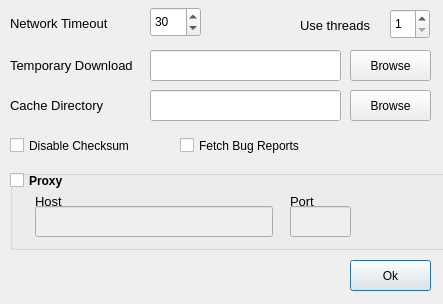
The window that apt_offline_gui/AptOfflineQtFetchOptions.ui (rickysarraf/apt-offline) describes before a commit, drawn with Qt 5.
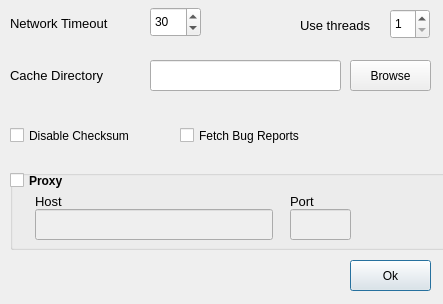
The same window after the commit. Icons and pictures are not drawn.

Commit message: Add support for downloads to directory also

```diff
--- a/apt_offline_gui/AptOfflineQtFetchOptions.ui
+++ b/apt_offline_gui/AptOfflineQtFetchOptions.ui
@@ -141,58 +141,11 @@
     <number>30</number>
    </property>
   </widget>
-  <widget class="QLabel" name="lblTmpDownload">
-   <property name="geometry">
-    <rect>
-     <x>10</x>
-     <y>50</y>
-     <width>141</width>
-     <height>30</height>
-    </rect>
-   </property>
-   <property name="font">
-    <font>
-     <pointsize>10</pointsize>
-    </font>
-   </property>
-   <property name="toolTip">
-    <string>Temporary download directory</string>
-   </property>
-   <property name="text">
-    <string>Temporary Download</string>
-   </property>
-  </widget>
-  <widget class="QLineEdit" name="tempDirLineEdit">
-   <property name="geometry">
-    <rect>
-     <x>150</x>
-     <y>50</y>
-     <width>191</width>
-     <height>31</height>
-    </rect>
-   </property>
-   <property name="toolTip">
-    <string>Temporary download directory</string>
-   </property>
-  </widget>
-  <widget class="QPushButton" name="tempDirBrowseButton">
-   <property name="geometry">
-    <rect>
-     <x>350</x>
-     <y>50</y>
-     <width>81</width>
-     <height>31</height>
-    </rect>
-   </property>
-   <property name="text">
-    <string>Browse</string>
-   </property>
-  </widget>
   <widget class="QLineEdit" name="cacheDirLineEdit">
    <property name="geometry">
     <rect>
      <x>150</x>
-     <y>90</y>
+     <y>60</y>
      <width>191</width>
      <height>31</height>
     </rect>
@@ -205,7 +158,7 @@
    <property name="geometry">
     <rect>
      <x>350</x>
-     <y>90</y>
+     <y>60</y>
      <width>81</width>
      <height>31</height>
     </rect>
@@ -218,7 +171,7 @@
    <property name="geometry">
     <rect>
      <x>10</x>
-     <y>90</y>
+     <y>60</y>
      <width>141</width>
      <height>30</height>
     </rect>
@@ -239,7 +192,7 @@
    <property name="geometry">
     <rect>
      <x>10</x>
-     <y>130</y>
+     <y>120</y>
      <width>151</width>
      <height>31</height>
     </rect>
@@ -255,7 +208,7 @@
    <property name="geometry">
     <rect>
      <x>180</x>
-     <y>130</y>
+     <y>120</y>
      <width>151</width>
      <height>31</height>
     </rect>
@@ -292,7 +245,7 @@
     <property name="geometry">
      <rect>
       <x>25</x>
-      <y>36</y>
+      <y>39</y>
       <width>238</width>
       <height>31</height>
      </rect>
@@ -308,7 +261,7 @@
     <property name="geometry">
      <rect>
       <x>280</x>
-      <y>36</y>
+      <y>39</y>
       <width>61</width>
       <height>31</height>
      </rect>
```
The commit also changes 11 other files.
